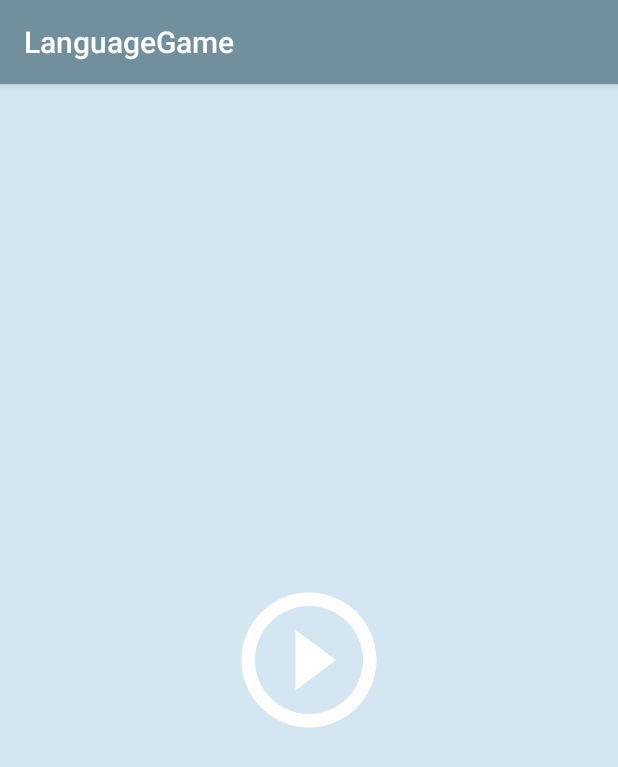
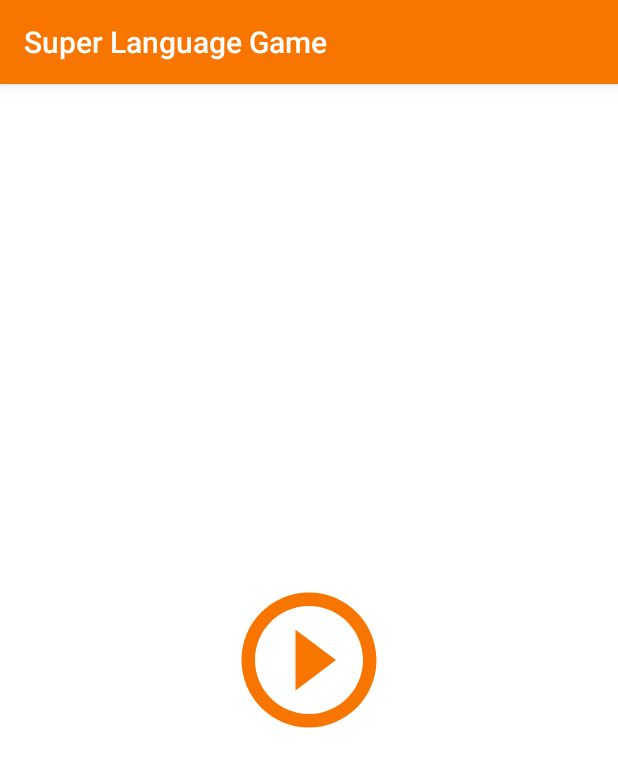
Before and after one commit to marcias/LanguageGame, an Android app: the screen it shows after launch (GameActivity), on a phone screen of 412 x 824 dp. Shown: the top 767 px of the screen. Run offline under Robolectric (Android 15) with nearby library versions, the phone set to English and light mode, and no system bars.

Commit message:
Improving layout and changing colors

```diff
--- a/app/src/main/java/com/marciasc/languagegame/game/GameActivity.java
+++ b/app/src/main/java/com/marciasc/languagegame/game/GameActivity.java
@@ -20,6 +20,7 @@ import com.marciasc.languagegame.WordTranslation;
 
 public class GameActivity extends AppCompatActivity implements GameContract.View {
     private final int mDuration = 4000;
+    private final int mDurationFeedback = 1000;
     private GamePresenter mGamePresenter;
     private TextView mTvErrorsCounter;
     private TextView mTvRightsCounter;
@@ -96,24 +97,24 @@ public class GameActivity extends AppCompatActivity implements GameContract.View
 
     @Override
     public void showPositiveFeedback() {
-        mLayoutCounter.setBackgroundColor(getResources().getColor(R.color.green));
+        mLayoutCounter.setBackgroundColor(getResources().getColor(R.color.green_15));
         mHandler.postDelayed(new Runnable() {
             @Override
             public void run() {
-                mLayoutCounter.setBackgroundColor(getResources().getColor(R.color.gray));
+                mLayoutCounter.setBackgroundColor(getResources().getColor(R.color.white));
             }
         }, 1000);
     }
 
     @Override
     public void showNegativeFeedback() {
-        mLayoutCounter.setBackgroundColor(getResources().getColor(R.color.red));
+        mLayoutCounter.setBackgroundColor(getResources().getColor(R.color.red_15));
         mHandler.postDelayed(new Runnable() {
             @Override
             public void run() {
-                mLayoutCounter.setBackgroundColor(getResources().getColor(R.color.gray));
+                mLayoutCounter.setBackgroundColor(getResources().getColor(R.color.white));
             }
-        }, 1000);
+        }, mDurationFeedback);
     }
 
     public void onRightTranslationPressed(View view) {
@@ -133,7 +134,7 @@ public class GameActivity extends AppCompatActivity implements GameContract.View
     }
 
     private void showDialogResult(String message) {
-        new AlertDialog.Builder(this).setCancelable(false).setMessage(message).setNeutralButton(getString(R.string.play_again), new DialogInterface.OnClickListener() {
+        new AlertDialog.Builder(this).setCancelable(false).setMessage(message).setNeutralButton(getString(android.R.string.ok), new DialogInterface.OnClickListener() {
             @Override
             public void onClick(DialogInterface dialogInterface, int i) {
                 mGamePresenter.loadGame();
--- a/app/src/main/java/com/marciasc/languagegame/game/GamePresenter.java
+++ b/app/src/main/java/com/marciasc/languagegame/game/GamePresenter.java
@@ -61,6 +61,7 @@ public class GamePresenter implements GameContract.Presenter, WordsRepository.On
     @Override
     public void lostPoint() {
         mErrorsCount++;
+        mView.showNegativeFeedback();
         continueGame();
     }
 
--- a/app/src/main/res/drawable/ic_play_circle.xml
+++ b/app/src/main/res/drawable/ic_play_circle.xml
@@ -1,4 +1,4 @@
 <vector android:height="108dp" android:viewportHeight="24"
     android:viewportWidth="24" android:width="108dp" xmlns:android="http://schemas.android.com/apk/res/android">
-    <path android:fillColor="#FFFFFFFF" android:pathData="M10,16.5l6,-4.5 -6,-4.5v9zM12,2C6.48,2 2,6.48 2,12s4.48,10 10,10 10,-4.48 10,-10S17.52,2 12,2zM12,20c-4.41,0 -8,-3.59 -8,-8s3.59,-8 8,-8 8,3.59 8,8 -3.59,8 -8,8z"/>
+    <path android:fillColor="#f87600" android:pathData="M10,16.5l6,-4.5 -6,-4.5v9zM12,2C6.48,2 2,6.48 2,12s4.48,10 10,10 10,-4.48 10,-10S17.52,2 12,2zM12,20c-4.41,0 -8,-3.59 -8,-8s3.59,-8 8,-8 8,3.59 8,8 -3.59,8 -8,8z"/>
 </vector>
--- a/app/src/main/res/layout/activity_game.xml
+++ b/app/src/main/res/layout/activity_game.xml
@@ -3,45 +3,19 @@
     xmlns:tools="http://schemas.android.com/tools"
     android:layout_width="match_parent"
     android:layout_height="match_parent"
-    android:background="#96E5F1F7"
+    android:background="@color/white"
     tools:context=".game.GameActivity">
-
-    <LinearLayout
-        android:id="@+id/ll_counter"
-        android:layout_width="match_parent"
-        android:layout_height="wrap_content"
-        android:background="#E5F1F7"
-        android:gravity="center_horizontal"
-        android:orientation="horizontal"
-        android:padding="5dp">
-
-        <TextView
-            android:id="@+id/tv_errors"
-            android:layout_width="wrap_content"
-            android:layout_height="match_parent"
-            android:layout_marginRight="10dp"
-            android:textColor="@android:color/holo_red_dark"
-            android:textSize="22sp"
-            tools:text="0" />
-
-        <TextView
-            android:id="@+id/tv_rights"
-            android:layout_width="wrap_content"
-            android:layout_height="match_parent"
-            android:textColor="@android:color/holo_green_dark"
-            android:textSize="22sp"
-            tools:text="0" />
-
-    </LinearLayout>
 
     <TextView
         android:id="@+id/tv_word"
         android:layout_width="match_parent"
         android:layout_height="wrap_content"
-        android:layout_below="@id/ll_counter"
+        android:layout_alignParentTop="true"
         android:layout_centerHorizontal="true"
+        android:background="@color/gray"
         android:gravity="center_horizontal"
-        android:textSize="26sp"
+        android:padding="7dp"
+        android:textSize="28sp"
         android:textStyle="bold"
         tools:text="Chair" />
 
@@ -52,7 +26,7 @@
         android:layout_below="@id/tv_word"
         android:layout_centerHorizontal="true"
         android:layout_marginBottom="5dp"
-        android:textSize="26sp"
+        android:textSize="28sp"
         android:visibility="gone"
         tools:text="Cadeira" />
 
@@ -63,16 +37,49 @@
         android:layout_centerInParent="true" />
 
     <LinearLayout
-        android:layout_width="wrap_content"
+        android:id="@+id/ll_counter"
+        android:layout_width="match_parent"
         android:layout_height="wrap_content"
         android:layout_alignParentBottom="true"
-        android:layout_centerHorizontal="true"
-        android:layout_marginBottom="10dp">
+        android:background="@color/white"
+        android:gravity="center_horizontal"
+        android:orientation="horizontal"
+        android:padding="5dp">
+
+        <TextView
+            android:id="@+id/tv_errors"
+            android:layout_width="wrap_content"
+            android:layout_height="match_parent"
+            android:layout_marginRight="20dp"
+            android:textColor="@android:color/holo_red_dark"
+            android:textSize="23sp"
+            android:textStyle="bold"
+            tools:text="0" />
+
+        <TextView
+            android:id="@+id/tv_rights"
+            android:layout_width="wrap_content"
+            android:layout_height="match_parent"
+            android:textColor="@android:color/holo_green_dark"
+            android:textSize="23sp"
+            android:textStyle="bold"
+            tools:text="0" />
+
+    </LinearLayout>
+
+    <LinearLayout
+        android:layout_width="match_parent"
+        android:layout_height="wrap_content"
+        android:layout_above="@+id/ll_counter"
+        android:background="@color/white"
+        android:gravity="center">
 
         <ImageButton
             android:id="@+id/btn_wrong_translation"
             android:layout_width="wrap_content"
             android:layout_height="wrap_content"
+            android:layout_marginRight="20dp"
+            android:background="@android:color/white"
             android:onClick="onWrongTranslationPressed"
             android:src="@drawable/ic_wrong" />
 
@@ -80,6 +87,7 @@
             android:id="@+id/btn_right_translation"
             android:layout_width="wrap_content"
             android:layout_height="wrap_content"
+            android:background="@color/white"
             android:onClick="onRightTranslationPressed"
             android:src="@drawable/ic_right" />
     </LinearLayout>
--- a/app/src/main/res/layout/view_ready_state.xml
+++ b/app/src/main/res/layout/view_ready_state.xml
@@ -4,7 +4,7 @@
     android:layout_width="match_parent"
     android:layout_height="match_parent"
     tools:context=".game.GameActivity"
-    android:background="#D4E6F1">
+    android:background="@android:color/white">
 
     <ImageView
         android:layout_width="wrap_content"
--- a/app/src/main/res/values/colors.xml
+++ b/app/src/main/res/values/colors.xml
@@ -1,10 +1,11 @@
 <?xml version="1.0" encoding="utf-8"?>
 <resources>
-    <color name="colorPrimary">#728F9E</color>
-    <color name="colorPrimaryDark">#596F7A</color>
+    <color name="colorPrimary">#f87600</color>
+    <color name="colorPrimaryDark">#f87600</color>
     <color name="colorAccent">#D81B60</color>
 
-    <color name="gray">#E5F1F7</color>
-    <color name="green">#38A974</color>
-    <color name="red">#E63F12</color>
+    <color name="white">#FFFFFF</color>
+    <color name="gray">#f6f2ee</color>
+    <color name="green_15">#2638A974</color>
+    <color name="red_15">#26E63F12</color>
 </resources>
--- a/app/src/main/res/values/strings.xml
+++ b/app/src/main/res/values/strings.xml
@@ -1,5 +1,5 @@
 <resources>
-    <string name="app_name">LanguageGame</string>
+    <string name="app_name">Super Language Game</string>
 
     <string name="study_more">You need to study more</string>
     <string name="you_won">Congratulations! You won this round!</string>
```
